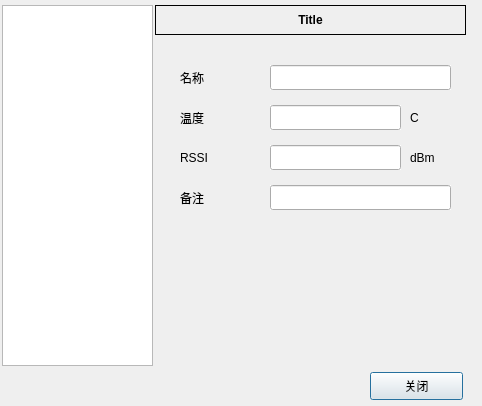
Old version of the form iTmsRdm/icfgdlg.ui in the repository fzlgejiao/PTMS.
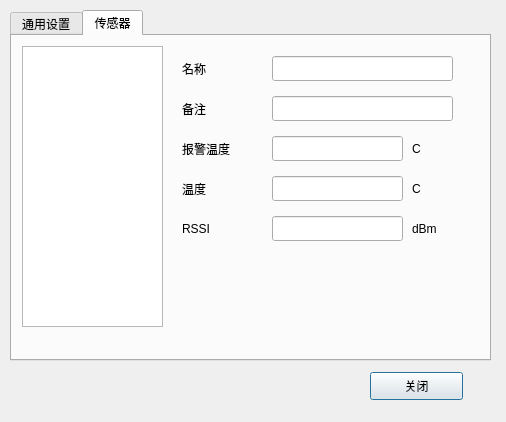
New version of the form.

What changed in the file:
```diff
--- a/iTmsRdm/icfgdlg.ui
+++ b/iTmsRdm/icfgdlg.ui
@@ -6,42 +6,55 @@
    <rect>
     <x>0</x>
     <y>0</y>
-    <width>482</width>
-    <height>406</height>
+    <width>506</width>
+    <height>422</height>
    </rect>
   </property>
   <property name="windowTitle">
    <string>System Information</string>
   </property>
-  <widget class="QListWidget" name="listWidget">
+  <widget class="QPushButton" name="btnClose">
    <property name="geometry">
     <rect>
-     <x>2</x>
-     <y>5</y>
-     <width>151</width>
-     <height>361</height>
+     <x>370</x>
+     <y>372</y>
+     <width>93</width>
+     <height>28</height>
     </rect>
    </property>
-   <property name="iconSize">
-    <size>
-     <width>25</width>
-     <height>25</height>
-    </size>
+   <property name="text">
+    <string>关闭</string>
    </property>
   </widget>
-  <widget class="QStackedWidget" name="stackedWidget">
+  <widget class="QTabWidget" name="tabWidget">
    <property name="geometry">
     <rect>
-     <x>160</x>
-     <y>35</y>
-     <width>311</width>
-     <height>331</height>
+     <x>10</x>
+     <y>10</y>
+     <width>481</width>
+     <height>351</height>
     </rect>
    </property>
    <property name="currentIndex">
     <number>1</number>
    </property>
-   <widget class="QWidget" name="page">
+   <widget class="QWidget" name="tab_1">
+    <attribute name="title">
+     <string>通用设置</string>
+    </attribute>
+    <widget class="QLabel" name="label_6">
+     <property name="geometry">
+      <rect>
+       <x>20</x>
+       <y>70</y>
+       <width>80</width>
+       <height>25</height>
+      </rect>
+     </property>
+     <property name="text">
+      <string>Mac 地址</string>
+     </property>
+    </widget>
     <widget class="QLabel" name="label">
      <property name="geometry">
       <rect>
@@ -235,12 +248,17 @@
       <string>系统名称</string>
      </property>
     </widget>
-    <widget class="QLineEdit" name="leRdmIP">
+   </widget>
+   <widget class="QWidget" name="tab_2">
+    <attribute name="title">
+     <string>传感器</string>
+    </attribute>
+    <widget class="QLineEdit" name="leTagNote">
      <property name="geometry">
       <rect>
-       <x>110</x>
-       <y>110</y>
-       <width>171</width>
+       <x>260</x>
+       <y>60</y>
+       <width>181</width>
        <height>25</height>
       </rect>
      </property>
@@ -249,41 +267,13 @@
      </property>
      <property name="readOnly">
       <bool>true</bool>
-     </property>
-    </widget>
-    <widget class="QLabel" name="label_8">
-     <property name="geometry">
-      <rect>
-       <x>20</x>
-       <y>110</y>
-       <width>80</width>
-       <height>25</height>
-      </rect>
-     </property>
-     <property name="text">
-      <string>IP    地址</string>
-     </property>
-    </widget>
-   </widget>
-   <widget class="QWidget" name="page_2">
-    <widget class="QLabel" name="lbTagTitle">
-     <property name="geometry">
-      <rect>
-       <x>20</x>
-       <y>30</y>
-       <width>80</width>
-       <height>25</height>
-      </rect>
-     </property>
-     <property name="text">
-      <string>名称</string>
      </property>
     </widget>
     <widget class="QLabel" name="label_2">
      <property name="geometry">
       <rect>
-       <x>20</x>
-       <y>70</y>
+       <x>170</x>
+       <y>140</y>
        <width>80</width>
        <height>25</height>
       </rect>
@@ -292,40 +282,11 @@
       <string>温度</string>
      </property>
     </widget>
-    <widget class="QLabel" name="label_3">
-     <property name="geometry">
-      <rect>
-       <x>20</x>
-       <y>110</y>
-       <width>80</width>
-       <height>25</height>
-      </rect>
-     </property>
-     <property name="text">
-      <string>RSSI</string>
-     </property>
-    </widget>
-    <widget class="QLineEdit" name="leTagDesc">
-     <property name="geometry">
-      <rect>
-       <x>110</x>
-       <y>30</y>
-       <width>181</width>
-       <height>25</height>
-      </rect>
-     </property>
-     <property name="autoFillBackground">
-      <bool>true</bool>
-     </property>
-     <property name="readOnly">
-      <bool>true</bool>
-     </property>
-    </widget>
     <widget class="QLineEdit" name="leTagTemp">
      <property name="geometry">
       <rect>
-       <x>110</x>
-       <y>70</y>
+       <x>260</x>
+       <y>140</y>
        <width>131</width>
        <height>25</height>
       </rect>
@@ -337,12 +298,12 @@
       <bool>true</bool>
      </property>
     </widget>
-    <widget class="QLineEdit" name="leTagRSSI">
+    <widget class="QLineEdit" name="leTagDesc">
      <property name="geometry">
       <rect>
-       <x>110</x>
-       <y>110</y>
-       <width>131</width>
+       <x>260</x>
+       <y>20</y>
+       <width>181</width>
        <height>25</height>
       </rect>
      </property>
@@ -353,24 +314,11 @@
       <bool>true</bool>
      </property>
     </widget>
-    <widget class="QLabel" name="lbTempUnit">
-     <property name="geometry">
-      <rect>
-       <x>250</x>
-       <y>70</y>
-       <width>31</width>
-       <height>25</height>
-      </rect>
-     </property>
-     <property name="text">
-      <string>C</string>
-     </property>
-    </widget>
     <widget class="QLabel" name="lbRSSIUnit">
      <property name="geometry">
       <rect>
-       <x>250</x>
-       <y>110</y>
+       <x>400</x>
+       <y>180</y>
        <width>41</width>
        <height>25</height>
       </rect>
@@ -379,12 +327,12 @@
       <string>dBm</string>
      </property>
     </widget>
-    <widget class="QLineEdit" name="leTagNote">
+    <widget class="QLineEdit" name="leTagRSSI">
      <property name="geometry">
       <rect>
-       <x>110</x>
-       <y>150</y>
-       <width>181</width>
+       <x>260</x>
+       <y>180</y>
+       <width>131</width>
        <height>25</height>
       </rect>
      </property>
@@ -395,11 +343,50 @@
       <bool>true</bool>
      </property>
     </widget>
+    <widget class="QLabel" name="lbTempUnit">
+     <property name="geometry">
+      <rect>
+       <x>400</x>
+       <y>140</y>
+       <width>31</width>
+       <height>25</height>
+      </rect>
+     </property>
+     <property name="text">
+      <string>C</string>
+     </property>
+    </widget>
+    <widget class="QLabel" name="label_3">
+     <property name="geometry">
+      <rect>
+       <x>170</x>
+       <y>180</y>
+       <width>80</width>
+       <height>25</height>
+      </rect>
+     </property>
+     <property name="text">
+      <string>RSSI</string>
+     </property>
+    </widget>
+    <widget class="QLabel" name="lbTagTitle">
+     <property name="geometry">
+      <rect>
+       <x>170</x>
+       <y>20</y>
+       <width>80</width>
+       <height>25</height>
+      </rect>
+     </property>
+     <property name="text">
+      <string>名称</string>
+     </property>
+    </widget>
     <widget class="QLabel" name="lbTagTitle_2">
      <property name="geometry">
       <rect>
-       <x>20</x>
-       <y>150</y>
+       <x>170</x>
+       <y>60</y>
        <width>80</width>
        <height>25</height>
       </rect>
@@ -408,49 +395,66 @@
       <string>备注</string>
      </property>
     </widget>
+    <widget class="QListWidget" name="listWidget">
+     <property name="geometry">
+      <rect>
+       <x>10</x>
+       <y>10</y>
+       <width>141</width>
+       <height>281</height>
+      </rect>
+     </property>
+     <property name="iconSize">
+      <size>
+       <width>25</width>
+       <height>25</height>
+      </size>
+     </property>
+    </widget>
+    <widget class="QLabel" name="lbTempUnit_2">
+     <property name="geometry">
+      <rect>
+       <x>400</x>
+       <y>100</y>
+       <width>31</width>
+       <height>25</height>
+      </rect>
+     </property>
+     <property name="text">
+      <string>C</string>
+     </property>
+    </widget>
+    <widget class="QLineEdit" name="leTagTempLimit">
+     <property name="geometry">
+      <rect>
+       <x>260</x>
+       <y>100</y>
+       <width>131</width>
+       <height>25</height>
+      </rect>
+     </property>
+     <property name="autoFillBackground">
+      <bool>true</bool>
+     </property>
+     <property name="readOnly">
+      <bool>true</bool>
+     </property>
+    </widget>
+    <widget class="QLabel" name="label_9">
+     <property name="geometry">
+      <rect>
+       <x>170</x>
+       <y>100</y>
+       <width>80</width>
+       <height>25</height>
+      </rect>
+     </property>
+     <property name="text">
+      <string>报警温度</string>
+     </property>
+    </widget>
    </widget>
   </widget>
-  <widget class="QLabel" name="lbTitle">
-   <property name="geometry">
-    <rect>
-     <x>155</x>
-     <y>5</y>
-     <width>311</width>
-     <height>30</height>
-    </rect>
-   </property>
-   <property name="font">
-    <font>
-     <weight>75</weight>
-     <bold>true</bold>
-    </font>
-   </property>
-   <property name="frameShape">
-    <enum>QFrame::Box</enum>
-   </property>
-   <property name="frameShadow">
-    <enum>QFrame::Plain</enum>
-   </property>
-   <property name="text">
-    <string>Title</string>
-   </property>
-   <property name="alignment">
-    <set>Qt::AlignCenter</set>
-   </property>
-  </widget>
-  <widget class="QPushButton" name="btnClose">
-   <property name="geometry">
-    <rect>
-     <x>370</x>
-     <y>372</y>
-     <width>93</width>
-     <height>28</height>
-    </rect>
-   </property>
-   <property name="text">
-    <string>关闭</string>
-   </property>
-  </widget>
  </widget>
  <layoutdefault spacing="6" margin="11"/>
  <resources/>
```
Left out of the diff: 56 changed lines with no effect on the pictures.
